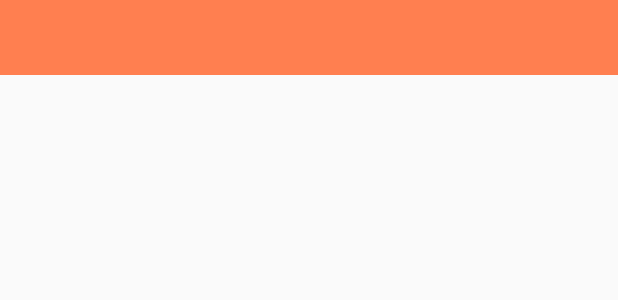
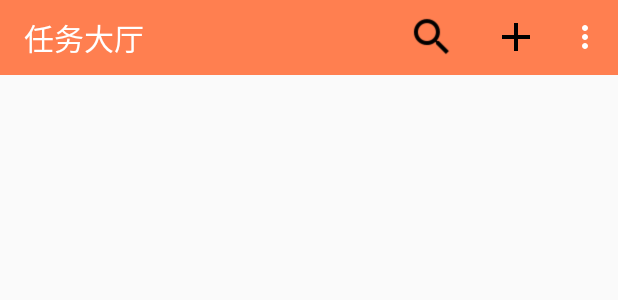
Before and after one commit to zjz958182284/TaskDistributingHall, an Android app: the layout home_page.xml on its own in the app's theme, with its tools: preview values and no code run, on a phone screen of 412 x 824 dp. Shown: the top 300 px of the screen. Run offline under Robolectric (Android 15) with nearby library versions, the phone set to English and light mode, and no system bars.

Commit message:
Menu item 显示bug 解决

```diff
--- a/app/src/main/res/layout/activity_main.xml
+++ b/app/src/main/res/layout/activity_main.xml
@@ -4,6 +4,8 @@
     android:layout_width="match_parent"
     android:layout_height="match_parent"
     android:background="#DCDCDC">
+
+
 
 
   <com.google.android.material.tabs.TabLayout
--- a/app/src/main/res/layout/chat_list_page.xml
+++ b/app/src/main/res/layout/chat_list_page.xml
@@ -3,6 +3,7 @@
     xmlns:tools="http://schemas.android.com/tools"
     android:layout_width="match_parent"
     android:layout_height="match_parent"
+
     xmlns:app="http://schemas.android.com/apk/res-auto">
     <androidx.constraintlayout.widget.ConstraintLayout
         android:layout_width="match_parent"
@@ -12,10 +13,11 @@
         android:id="@+id/chat_page_toolbar"
         android:layout_width="match_parent"
         android:layout_height="50dp"
+        app:menu="@menu/chat_page_menu"
         android:background="@color/colorPrimary"
         android:theme="@style/ThemeOverlay.AppCompat.Dark.ActionBar"
         app:popupTheme="@style/ThemeOverlay.AppCompat.Light"
-        tools:ignore="MissingConstraints" />
+       app:layout_constraintTop_toTopOf="parent"/>
 
     <TextView
         android:layout_width="wrap_content"
--- a/app/src/main/res/layout/home_page.xml
+++ b/app/src/main/res/layout/home_page.xml
@@ -3,7 +3,7 @@
     xmlns:app="http://schemas.android.com/apk/res-auto"
     xmlns:tools="http://schemas.android.com/tools"
     android:id="@+id/linearLayout"
-    android:theme="@style/Widget.AppCompat.Light.ActionBar"
+
     android:layout_width="match_parent"
     android:layout_height="match_parent">
     <androidx.constraintlayout.widget.ConstraintLayout
@@ -15,9 +15,12 @@
         android:layout_width="match_parent"
         android:layout_height="50dp"
         android:background="@color/colorPrimary"
+        app:menu="@menu/homepage_menu"
+        app:title="任务大厅"
         android:theme="@style/ThemeOverlay.AppCompat.Dark.ActionBar"
         app:popupTheme="@style/ThemeOverlay.AppCompat.Light"
-        tools:ignore="MissingConstraints" />
+        app:layout_constraintTop_toTopOf="parent"
+        />
 
 <androidx.recyclerview.widget.RecyclerView
     android:id="@+id/home_page_recycler_view"
--- a/app/src/main/res/menu/chat_page_menu.xml
+++ b/app/src/main/res/menu/chat_page_menu.xml
@@ -2,12 +2,12 @@
 <menu xmlns:android="http://schemas.android.com/apk/res/android"
     xmlns:app="http://schemas.android.com/apk/res-auto">
 
-    <item android:id="@+id/search_bar"
+    <item android:id="@+id/chat_page_search_bar"
         android:icon="@drawable/search_icon"
         android:title="search"
         app:showAsAction="always"/>
 
-    <item android:id="@+id/add_bar"
+    <item android:id="@+id/chat_page_add_bar"
         android:icon="@drawable/add_icon"
         android:title="add"
         android:iconTintMode="add"
```
Also changed, not shown: app/src/main/java/com/example/taskdistributinghall/Fragment/ChatRoom/ChatRoomFragment.java (+5 -4 lines), app/src/main/java/com/example/taskdistributinghall/Fragment/Home/HomeFragment.java (+3 -8 lines), app/src/main/res/layout/activity_mission_detail_page.xml (+7 -0 lines).
